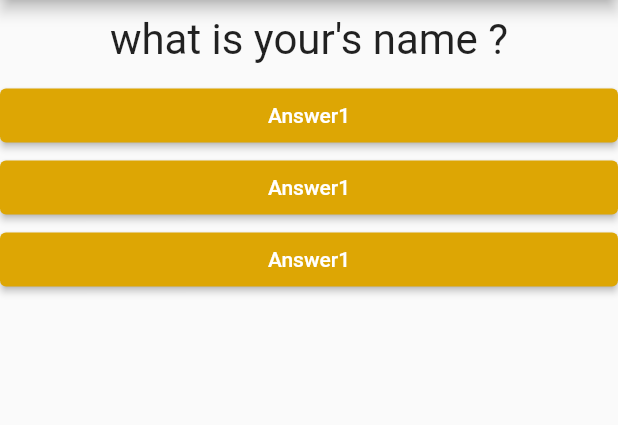
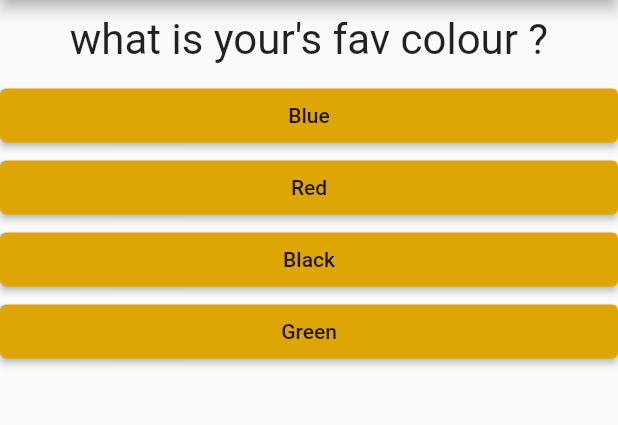
Before and after one commit to hey-ak/FlutterProjects, a Flutter app: the screen it shows after launch, on a phone screen of 412 x 824 dp, the part 84-509 px from its top. Run offline on Flutter 3.47's test engine with Material 2 defaults, Android fonts, the phone set to English and light mode, and no system bars.

Commit message:
Added New Features and Fixed Errors

```diff
--- a/lib/answers.dart
+++ b/lib/answers.dart
@@ -4,19 +4,22 @@ import 'package:flutter/src/widgets/framework.dart';
 
 class Answer extends StatelessWidget {
   final VoidCallback selectHandler;
+  final String answertext;
 
-  Answer(this.selectHandler);
+  Answer(this.selectHandler, this.answertext);
   @override
   Widget build(BuildContext context) {
     return Container(
         width: double.infinity,
         child: ElevatedButton(
           onPressed: selectHandler,
-          child: Text("Answer1"),
+          child: Text(answertext),
           style: ButtonStyle(
             // overlayColor: MaterialStateProperty.all(Color.fromARGB(255, 221, 166, 4)),
             backgroundColor:
                 MaterialStateProperty.all(Color.fromARGB(255, 221, 166, 4)),
+            foregroundColor:
+                MaterialStateProperty.all(Color.fromARGB(232, 14, 0, 0)),
           ),
         ));
   }
--- a/lib/main.dart
+++ b/lib/main.dart
@@ -1,6 +1,10 @@
+import 'package:first_app/result.dart';
 import 'package:flutter/material.dart';
 import './question.dart';
 import './answers.dart';
+import 'dart:convert';
+import './quiz.dart';
+import './result.dart';
 
 void main() {
   runApp(MyApp());
@@ -16,6 +20,20 @@ class MyApp extends StatefulWidget {
 
 class MyAppState extends State<MyApp> {
   var questionindex = 0;
+  var questions = [
+    {
+      'questiontext': 'what is your\'s fav colour ?',
+      'answertext': ['Blue', 'Red', 'Black', 'Green'],
+    },
+    {
+      'questiontext': 'what is your\'s fav animal ?',
+      'answertext': ['Tui', 'Rabbit', 'Lion', 'Snake(Amit)'],
+    },
+    {
+      'questiontext': 'what is your\'s Fav Place ?',
+      'answertext': ['Bihar', 'Punjab', 'Gujrat', 'Banglore'],
+    },
+  ];
   void answerQuestion() {
     setState(() {
       questionindex = questionindex + 1;
@@ -24,25 +42,14 @@ class MyAppState extends State<MyApp> {
 
   @override
   Widget build(BuildContext context) {
-    var questions = [
-      'what is your\'s name ?',
-      'what is your\'s fav game ?',
-    ];
     return MaterialApp(
       home: Scaffold(
         appBar: AppBar(
           title: Text("My App"),
         ),
-        body: Column(
-          children: [
-            Question(
-              questions[questionindex],
-            ),
-           Answer(answerQuestion),
-           Answer(answerQuestion),
-           Answer(answerQuestion),
-          ],
-        ),
+        body: questionindex<questions.length? Quiz(answerQuestion: answerQuestion,questionindex: questionindex,questions:questions)
+
+        :Result(),
       ),
     );
   }
--- /dev/null
+++ b/lib/quiz.dart
@@ -0,0 +1,30 @@
+import 'package:flutter/material.dart';
+import './question.dart';
+import './answers.dart';
+
+
+
+
+
+class Quiz extends StatelessWidget {
+  final List<Map<String, Object>> questions;
+  final int questionindex;
+  final VoidCallback answerQuestion;
+
+  Quiz({this.questions, this.answerQuestion, this.questionindex});
+  @override
+  Widget build(BuildContext context) {
+    return Column(
+      children: [
+        Question(
+          questions[questionindex]['questiontext'] as String,
+        ),
+        ...(questions[questionindex]['answertext'] as List<String>).map(
+          (answertext) {
+            return Answer(answerQuestion, answertext);
+          },
+        )
+      ],
+    );
+  }
+}
--- /dev/null
+++ b/lib/result.dart
@@ -0,0 +1,10 @@
+import 'package:flutter/material.dart';
+
+class Result extends StatelessWidget {
+
+
+  @override
+  Widget build(BuildContext context) {
+    return Center(child:Text("You did it"));
+  }
+}
--- a/pubspec.yaml
+++ b/pubspec.yaml
@@ -20,7 +20,7 @@ publish_to: 'none' # Remove this line if you wish to publish to pub.dev
 version: 1.0.0+1
 
 environment:
-  sdk: '>=2.18.6 <3.0.0'
+  sdk: '>=2.11.0 <3.0.0'
 
 # Dependencies specify other packages that your package needs in order to work.
 # To automatically upgrade your package dependencies to the latest versions
```
Also changed, not shown: pubspec.lock.
